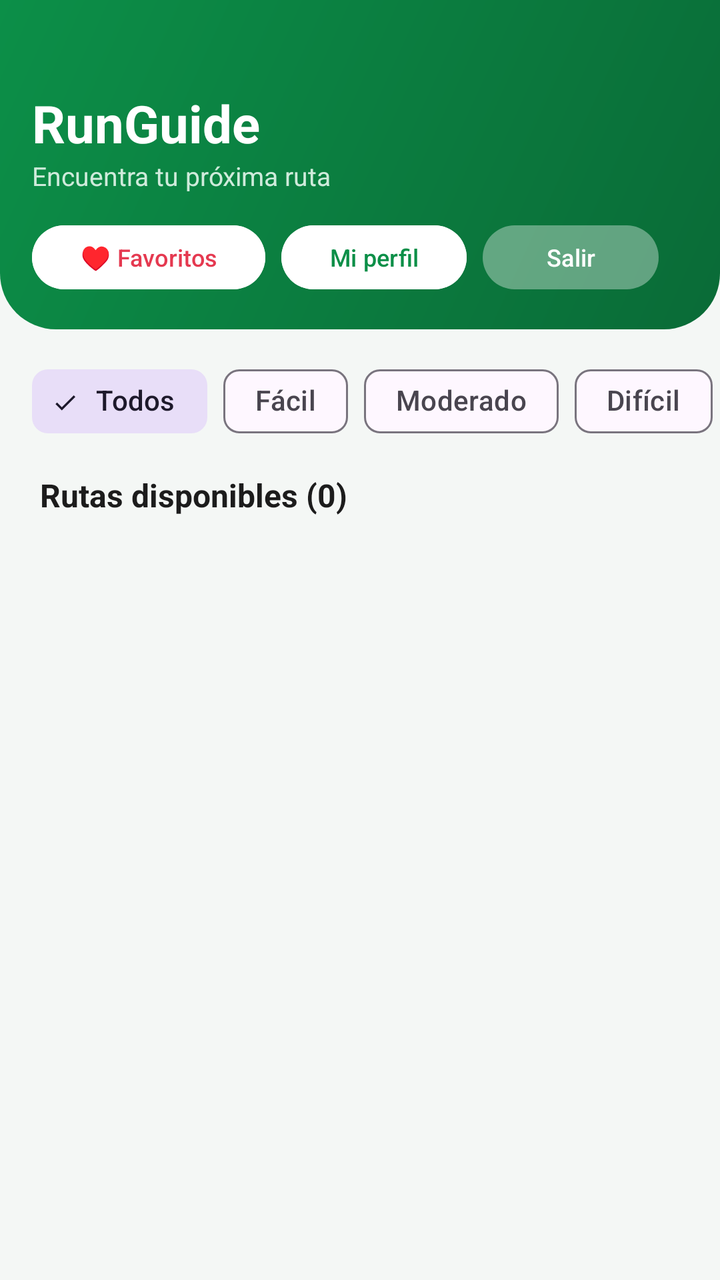
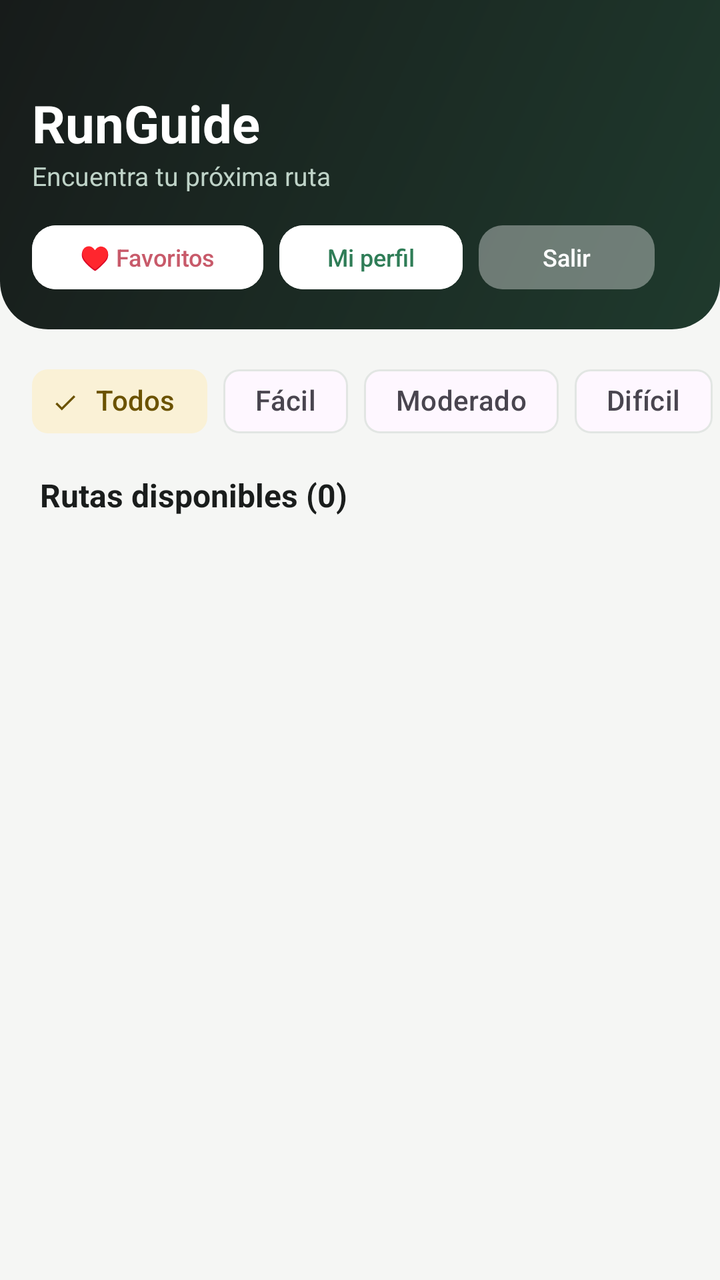

The first picture is an Android layout as it rendered before a commit; the second is the same layout after the commit. The layout source and the unified diff follow.
<!-- AndroidManifest.xml: application theme Theme.RunGuide -->
<!-- res/layout/activity_senderos.xml -->
<?xml version="1.0" encoding="utf-8"?>
<LinearLayout xmlns:android="http://schemas.android.com/apk/res/android"
    xmlns:app="http://schemas.android.com/apk/res-auto"
    android:layout_width="match_parent"
    android:layout_height="match_parent"
    android:orientation="vertical"
    android:background="@color/fondo_app">

    
    <LinearLayout
        android:layout_width="match_parent"
        android:layout_height="wrap_content"
        android:orientation="vertical"
        android:background="@drawable/bg_header"
        android:paddingTop="44dp"
        android:paddingBottom="16dp"
        android:paddingStart="16dp"
        android:paddingEnd="16dp">

        <TextView
            android:layout_width="wrap_content"
            android:layout_height="wrap_content"
            android:text="RunGuide"
            android:textSize="26sp"
            android:textStyle="bold"
            android:textColor="#FFFFFF" />

        <TextView
            android:layout_width="wrap_content"
            android:layout_height="wrap_content"
            android:text="Encuentra tu próxima ruta"
            android:textSize="13sp"
            android:textColor="#CFEBDB"
            android:layout_marginBottom="12dp" />

        <LinearLayout
            android:layout_width="match_parent"
            android:layout_height="wrap_content"
            android:orientation="horizontal"
            android:gravity="center_vertical">

            <Button
                android:id="@+id/btnFavoritos"
                android:layout_width="wrap_content"
                android:layout_height="40dp"
                android:text="♥ Favoritos"
                android:textSize="12sp"
                android:textAllCaps="false"
                android:backgroundTint="#FFFFFF"
                android:textColor="@color/corazon"
                android:layout_marginEnd="8dp" />

            <Button
                android:id="@+id/btnDashboard"
                android:layout_width="wrap_content"
                android:layout_height="40dp"
                android:text="Mi perfil"
                android:textSize="12sp"
                android:textAllCaps="false"
                android:backgroundTint="#FFFFFF"
                android:textColor="@color/verde_primario"
                android:layout_marginEnd="8dp" />

            <Button
                android:id="@+id/btnLogout"
                android:layout_width="wrap_content"
                android:layout_height="40dp"
                android:text="Salir"
                android:textSize="12sp"
                android:textAllCaps="false"
                android:backgroundTint="#33FFFFFF"
                android:textColor="#FFFFFF" />

        </LinearLayout>

        
        <LinearLayout
            android:id="@+id/rowAdmin"
            android:layout_width="match_parent"
            android:layout_height="wrap_content"
            android:orientation="horizontal"
            android:layout_marginTop="8dp"
            android:visibility="gone">

            <Button
                android:id="@+id/btnNuevoSendero"
                android:layout_width="wrap_content"
                android:layout_height="40dp"
                android:text="＋ Nuevo sendero"
                android:textSize="12sp"
                android:textAllCaps="false"
                android:backgroundTint="#FFB300"
                android:textColor="#1C1C1C"
                android:layout_marginEnd="8dp" />

            <Button
                android:id="@+id/btnUsuarios"
                android:layout_width="wrap_content"
                android:layout_height="40dp"
                android:text="👥 Usuarios"
                android:textSize="12sp"
                android:textAllCaps="false"
                android:backgroundTint="#FFFFFF"
                android:textColor="@color/verde_oscuro" />

        </LinearLayout>

    </LinearLayout>

    
    <HorizontalScrollView
        android:layout_width="match_parent"
        android:layout_height="wrap_content"
        android:scrollbars="none"
        android:paddingTop="12dp">

        <com.google.android.material.chip.ChipGroup
            android:id="@+id/chipsDificultad"
            android:layout_width="wrap_content"
            android:layout_height="wrap_content"
            android:paddingStart="16dp"
            android:paddingEnd="16dp"
            app:singleSelection="true"
            app:selectionRequired="true"
            app:singleLine="true">

            <com.google.android.material.chip.Chip
                android:id="@+id/chipTodas"
                style="@style/Widget.Material3.Chip.Filter"
                android:layout_width="wrap_content"
                android:layout_height="wrap_content"
                android:text="Todos"
                android:checked="true" />

            <com.google.android.material.chip.Chip
                android:id="@+id/chipFacil"
                style="@style/Widget.Material3.Chip.Filter"
                android:layout_width="wrap_content"
                android:layout_height="wrap_content"
                android:text="Fácil" />

            <com.google.android.material.chip.Chip
                android:id="@+id/chipModerada"
                style="@style/Widget.Material3.Chip.Filter"
                android:layout_width="wrap_content"
                android:layout_height="wrap_content"
                android:text="Moderado" />

            <com.google.android.material.chip.Chip
                android:id="@+id/chipDificil"
                style="@style/Widget.Material3.Chip.Filter"
                android:layout_width="wrap_content"
                android:layout_height="wrap_content"
                android:text="Difícil" />

        </com.google.android.material.chip.ChipGroup>
    </HorizontalScrollView>

    
    <TextView
        android:id="@+id/tvContador"
        android:layout_width="match_parent"
        android:layout_height="wrap_content"
        android:text="Rutas disponibles (0)"
        android:textSize="16sp"
        android:textStyle="bold"
        android:textColor="@color/texto_principal"
        android:paddingStart="20dp"
        android:paddingEnd="20dp"
        android:paddingTop="12dp"
        android:paddingBottom="4dp" />

    
    <LinearLayout
        android:id="@+id/estadoVacio"
        android:layout_width="match_parent"
        android:layout_height="wrap_content"
        android:orientation="vertical"
        android:gravity="center_horizontal"
        android:padding="32dp"
        android:visibility="gone">

        <TextView
            android:id="@+id/tvVacio"
            android:layout_width="wrap_content"
            android:layout_height="wrap_content"
            android:text="Sin resultados"
            android:textSize="16sp"
            android:textColor="@color/texto_secundario" />

        <Button
            android:id="@+id/btnLimpiarFiltro"
            android:layout_width="wrap_content"
            android:layout_height="wrap_content"
            android:text="Limpiar filtro"
            android:textAllCaps="false"
            android:backgroundTint="@color/verde_primario"
            android:textColor="#FFFFFF"
            android:layout_marginTop="12dp" />

    </LinearLayout>

    
    <androidx.recyclerview.widget.RecyclerView
        android:id="@+id/recyclerSenderos"
        android:layout_width="match_parent"
        android:layout_height="match_parent"
        android:clipToPadding="false"
        android:paddingBottom="16dp"
        android:layoutAnimation="@anim/layout_entrada" />

</LinearLayout>
<!-- resources referenced by this layout -->
<resources>
  <color name="corazon">#E53950</color>
  <color name="fondo_app">#F4F7F5</color>
  <color name="texto_principal">#1C1C1C</color>
  <color name="texto_secundario">#6B7280</color>
  <color name="verde_oscuro">#0A6B37</color>
  <color name="verde_primario">#0C8F48</color>
  <!-- drawable bg_header (drawable) -->
  <?xml version="1.0" encoding="utf-8"?>
  <shape xmlns:android="http://schemas.android.com/apk/res/android" android:shape="rectangle">
      <gradient
          android:angle="315"
          android:startColor="#0C8F48"
          android:endColor="#0A6B37" />
      <corners
          android:bottomLeftRadius="28dp"
          android:bottomRightRadius="28dp" />
  </shape>
  <style name="Theme.RunGuide" parent="Base.Theme.RunGuide" />
  <style name="Base.Theme.RunGuide" parent="Theme.Material3.Light.NoActionBar">
          <item name="colorPrimary">@color/verde_primario</item>
          <item name="colorOnPrimary">@color/white</item>
          <item name="colorPrimaryContainer">@color/verde_claro</item>
          <item name="colorOnPrimaryContainer">@color/verde_oscuro</item>
          <item name="android:colorBackground">@color/fondo_app</item>
          <item name="android:statusBarColor">@color/verde_primario</item>
          <item name="shapeAppearanceSmallComponent">@style/ShapeAppearance.RunGuide.Small</item>
          <item name="shapeAppearanceMediumComponent">@style/ShapeAppearance.RunGuide.Medium</item>
      </style>
  <color name="white">#FFFFFFFF</color>
  <color name="verde_claro">#E6F4EC</color>
  <style name="ShapeAppearance.RunGuide.Small" parent="ShapeAppearance.Material3.SmallComponent">
          <item name="cornerFamily">rounded</item>
          <item name="cornerSize">14dp</item>
      </style>
  <style name="ShapeAppearance.RunGuide.Medium" parent="ShapeAppearance.Material3.MediumComponent">
          <item name="cornerFamily">rounded</item>
          <item name="cornerSize">22dp</item>
      </style>
</resources>

<!-- the commit's change to res/layout/activity_senderos.xml (unified diff, before → after) -->
@@ -30,7 +30,7 @@
             android:layout_height="wrap_content"
             android:text="Encuentra tu próxima ruta"
             android:textSize="13sp"
-            android:textColor="#CFEBDB"
+            android:textColor="#BFD3C8"
             android:layout_marginBottom="12dp" />
 
         <LinearLayout
@@ -89,8 +89,8 @@
                 android:text="＋ Nuevo sendero"
                 android:textSize="12sp"
                 android:textAllCaps="false"
-                android:backgroundTint="#FFB300"
-                android:textColor="#1C1C1C"
+                android:backgroundTint="@color/amarillo"
+                android:textColor="@color/texto_principal"
                 android:layout_marginEnd="8dp" />
 
             <Button
<!-- resource entries referenced after the edit -->
@@ -1,21 +1,22 @@
 <!-- resources referenced by this layout -->
 <resources>
-  <color name="corazon">#E53950</color>
-  <color name="fondo_app">#F4F7F5</color>
-  <color name="texto_principal">#1C1C1C</color>
-  <color name="texto_secundario">#6B7280</color>
-  <color name="verde_oscuro">#0A6B37</color>
-  <color name="verde_primario">#0C8F48</color>
+  <color name="amarillo">#E8B93C</color>
+  <color name="corazon">#C85A6A</color>
+  <color name="fondo_app">#F5F6F4</color>
+  <color name="texto_principal">#1A1D1C</color>
+  <color name="texto_secundario">#6B7370</color>
+  <color name="verde_oscuro">#1F5A3F</color>
+  <color name="verde_primario">#2F7D57</color>
   <!-- drawable bg_header (drawable) -->
   <?xml version="1.0" encoding="utf-8"?>
   <shape xmlns:android="http://schemas.android.com/apk/res/android" android:shape="rectangle">
       <gradient
           android:angle="315"
-          android:startColor="#0C8F48"
-          android:endColor="#0A6B37" />
+          android:startColor="#171B1A"
+          android:endColor="#1F3A2D" />
       <corners
-          android:bottomLeftRadius="28dp"
-          android:bottomRightRadius="28dp" />
+          android:bottomLeftRadius="24dp"
+          android:bottomRightRadius="24dp" />
   </shape>
   <style name="Theme.RunGuide" parent="Base.Theme.RunGuide" />
   <style name="Base.Theme.RunGuide" parent="Theme.Material3.Light.NoActionBar">
@@ -23,20 +24,38 @@
           <item name="colorOnPrimary">@color/white</item>
           <item name="colorPrimaryContainer">@color/verde_claro</item>
           <item name="colorOnPrimaryContainer">@color/verde_oscuro</item>
+          <item name="colorSecondary">@color/amarillo</item>
+          <item name="colorOnSecondary">@color/negro_carbon</item>
+          <item name="colorSecondaryContainer">@color/amarillo_claro</item>
+          <item name="colorOnSecondaryContainer">@color/amarillo_texto</item>
+          <item name="colorOutline">@color/borde</item>
           <item name="android:colorBackground">@color/fondo_app</item>
-          <item name="android:statusBarColor">@color/verde_primario</item>
+          <item name="android:statusBarColor">@color/negro_carbon</item>
+          <item name="android:windowLightStatusBar">false</item>
+          <item name="materialButtonStyle">@style/Widget.RunGuide.Button</item>
           <item name="shapeAppearanceSmallComponent">@style/ShapeAppearance.RunGuide.Small</item>
           <item name="shapeAppearanceMediumComponent">@style/ShapeAppearance.RunGuide.Medium</item>
       </style>
   <color name="white">#FFFFFFFF</color>
-  <color name="verde_claro">#E6F4EC</color>
+  <color name="verde_claro">#E7F0EA</color>
+  <color name="negro_carbon">#171B1A</color>
+  <color name="amarillo_claro">#FAF1D6</color>
+  <color name="amarillo_texto">#6B5200</color>
+  <color name="borde">#E2E6E3</color>
+  <style name="Widget.RunGuide.Button" parent="Widget.Material3.Button">
+          <item name="cornerRadius">12dp</item>
+          <item name="android:textAllCaps">false</item>
+          <item name="android:letterSpacing">0</item>
+          <item name="android:textSize">14sp</item>
+          <item name="android:stateListAnimator">@null</item>
+      </style>
   <style name="ShapeAppearance.RunGuide.Small" parent="ShapeAppearance.Material3.SmallComponent">
           <item name="cornerFamily">rounded</item>
-          <item name="cornerSize">14dp</item>
+          <item name="cornerSize">12dp</item>
       </style>
   <style name="ShapeAppearance.RunGuide.Medium" parent="ShapeAppearance.Material3.MediumComponent">
           <item name="cornerFamily">rounded</item>
-          <item name="cornerSize">22dp</item>
+          <item name="cornerSize">18dp</item>
       </style>
 </resources>
 
